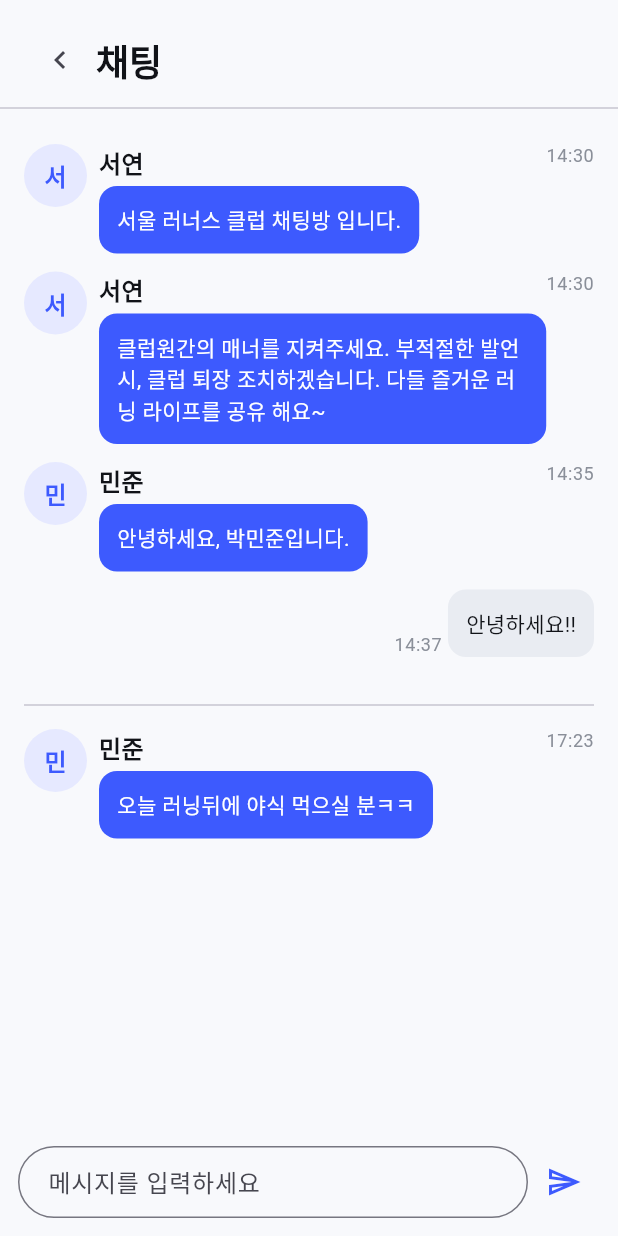
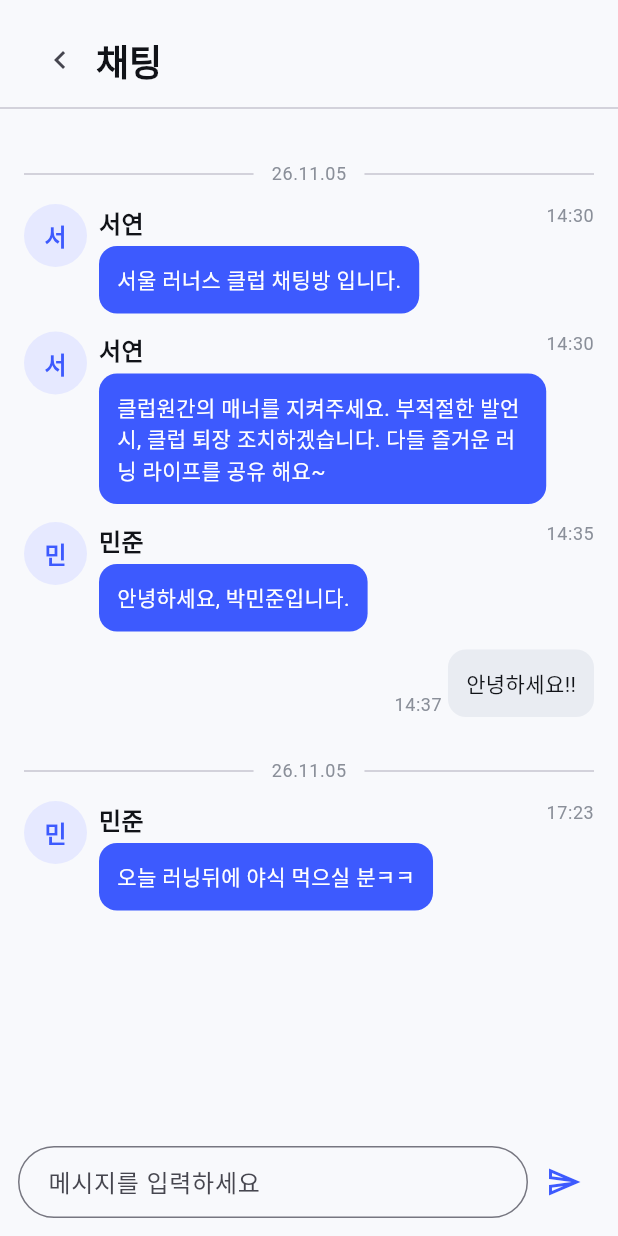
Before and after one commit to leezil/runline, a Flutter app: the ClubChatScreen screen opened directly, on a phone screen of 412 x 824 dp. Run offline on Flutter 3.47's test engine with Material 3 defaults, Android fonts, the phone set to English and light mode, and no system bars; our stand-ins replace flutter_secure_storage, geolocator, image_picker, sembast, sembast_web and 1 more; missing offline and left inert: dart:ffi, dart:js_interop, kakao_flutter_sdk_user, kakao_map_sdk; accounts and stored records are empty.

Commit message:
클럽 러닝 카드 및 채팅 - UI 시안과 동일하게 수정

```diff
--- a/runline/lib/features/club/club_detail_screens.dart
+++ b/runline/lib/features/club/club_detail_screens.dart
@@ -53,10 +53,11 @@ class _ClubChatScreenState extends State<ClubChatScreen> {
   @override Widget build(BuildContext context) => Scaffold(body: SafeArea(child: Column(children: [
     const Padding(padding: EdgeInsets.fromLTRB(AppSpacing.md, AppSpacing.md, AppSpacing.md, 0), child: _ClubHeader(title: '채팅')),
     const Divider(), Expanded(child: ListView(padding: const EdgeInsets.all(AppSpacing.md), children: [
+      const _ChatDateDivider(date: '26.11.05'),
       const _OtherMessage(name: '서연', text: '서울 러너스 클럽 채팅방 입니다.', time: '14:30'),
       const _OtherMessage(name: '서연', text: '클럽원간의 매너를 지켜주세요. 부적절한 발언 시, 클럽 퇴장 조치하겠습니다. 다들 즐거운 러닝 라이프를 공유 해요~', time: '14:30'),
       const _OtherMessage(name: '민준', text: '안녕하세요, 박민준입니다.', time: '14:35'), const _MyMessage(text: '안녕하세요!!', time: '14:37'),
-      const Divider(height: AppSpacing.xl), const _OtherMessage(name: '민준', text: '오늘 러닝뒤에 야식 먹으실 분ㅋㅋ', time: '17:23'), ..._sent.map((text) => _MyMessage(text: text, time: '방금')),
+      const _ChatDateDivider(date: '26.11.05'), const _OtherMessage(name: '민준', text: '오늘 러닝뒤에 야식 먹으실 분ㅋㅋ', time: '17:23'), ..._sent.map((text) => _MyMessage(text: text, time: '방금')),
     ])), Padding(padding: const EdgeInsets.all(AppSpacing.sm), child: Row(children: [Expanded(child: TextField(controller: _controller, onSubmitted: (_) => _send(), decoration: InputDecoration(hintText: '메시지를 입력하세요', contentPadding: const EdgeInsets.symmetric(horizontal: AppSpacing.md), border: OutlineInputBorder(borderRadius: BorderRadius.circular(24))))), IconButton(onPressed: _send, icon: const Icon(Icons.send_outlined), color: AppColors.primary, tooltip: '전송')]))
   ])));
 }
@@ -64,6 +65,31 @@ class _ClubChatScreenState extends State<ClubChatScreen> {
 class _ClubScaffold extends StatelessWidget { const _ClubScaffold({required this.title, required this.child, this.trailing = const []}); final String title; final Widget child; final List<IconData> trailing; @override Widget build(BuildContext context) => Scaffold(body: SafeArea(child: Column(children: [Padding(padding: const EdgeInsets.fromLTRB(AppSpacing.md, AppSpacing.md, AppSpacing.md, 0), child: _ClubHeader(title: title, trailing: trailing)), Expanded(child: child)]))); }
 class _ClubHeader extends StatelessWidget { const _ClubHeader({required this.title, this.trailing = const []}); final String title; final List<IconData> trailing; @override Widget build(BuildContext context) => Row(children: [IconButton(onPressed: () => Navigator.of(context).pop(), icon: const Icon(Icons.chevron_left), tooltip: '뒤로'), Text(title, style: Theme.of(context).textTheme.headlineMedium), const Spacer(), ...trailing.map((icon) => IconButton(onPressed: () {}, icon: Icon(icon)))]); }
 class _Avatar extends StatelessWidget { const _Avatar({required this.name, this.muted = false}); final String name; final bool muted; @override Widget build(BuildContext context) => CircleAvatar(radius: 21, backgroundColor: muted ? const Color(0xFFD8D8D8) : const Color(0xFFE6E9FF), child: muted ? null : Text(name.substring(0, 1), style: const TextStyle(fontWeight: FontWeight.w700, color: AppColors.primary))); }
+class _ChatDateDivider extends StatelessWidget {
+  const _ChatDateDivider({required this.date});
+
+  final String date;
+
+  @override
+  Widget build(BuildContext context) => Padding(
+    padding: const EdgeInsets.symmetric(vertical: AppSpacing.sm),
+    child: Row(
+      children: [
+        const Expanded(child: Divider(height: 1)),
+        Padding(
+          padding: const EdgeInsets.symmetric(horizontal: AppSpacing.sm),
+          child: Text(
+            date,
+            style: Theme.of(context).textTheme.bodySmall?.copyWith(
+              color: AppColors.subText,
+            ),
+          ),
+        ),
+        const Expanded(child: Divider(height: 1)),
+      ],
+    ),
+  );
+}
 class _NoticeCard extends StatelessWidget { const _NoticeCard({required this.name, required this.date, required this.message, this.poll = false}); final String name, date, message; final bool poll; @override Widget build(BuildContext context) => AppCard(child: Column(crossAxisAlignment: CrossAxisAlignment.start, children: [Row(children: [_Avatar(name: name), const SizedBox(width: AppSpacing.xs), Text(name, style: Theme.of(context).textTheme.titleMedium), const Spacer(), Text(date, style: Theme.of(context).textTheme.bodySmall)]), const SizedBox(height: AppSpacing.md), Text(message), if (poll) ...[const SizedBox(height: AppSpacing.md), AppButton(label: '참석', onPressed: () {}), const SizedBox(height: AppSpacing.xs), AppButton(label: '불참', onPressed: () {})]])); }
 class _MemberRow extends StatelessWidget { const _MemberRow({required this.name, required this.host, required this.muted}); final String name; final bool host, muted; @override Widget build(BuildContext context) => Padding(padding: const EdgeInsets.symmetric(vertical: AppSpacing.sm), child: Row(children: [_Avatar(name: name, muted: muted), const SizedBox(width: AppSpacing.md), Text(name, style: Theme.of(context).textTheme.titleMedium), if (host) const Padding(padding: EdgeInsets.only(left: 4), child: Icon(Icons.flag_outlined, size: 16, color: AppColors.primary))])); }
 class ClubRunCard extends StatelessWidget {
@@ -114,20 +140,32 @@ class ClubRunCard extends StatelessWidget {
             children: [
               Text(title, style: Theme.of(context).textTheme.titleMedium),
               const SizedBox(height: AppSpacing.xs),
-              const Text(
+              Row(
+                children: [
+                  const Expanded(
+                    child: Column(
+                      crossAxisAlignment: CrossAxisAlignment.start,
+                      children: [
+                        Text(
                           '2026. 10. 01. (목) 19:00',
                           style: TextStyle(color: AppColors.subText),
                         ),
-              const SizedBox(height: 4),
-              const Text(
+                        SizedBox(height: 4),
+                        Text(
                           '서울숲 공원 정문 · 12 / 20명',
                           style: TextStyle(color: AppColors.subText),
                         ),
-              const SizedBox(height: AppSpacing.sm),
+                      ],
+                    ),
+                  ),
+                  const SizedBox(width: AppSpacing.xs),
                   AppButton(
                     label: '참여하기',
                     onPressed: () {},
                     variant: AppButtonVariant.outlined,
+                    expand: false,
+                  ),
+                ],
               ),
             ],
           ),
```
Lines whose indentation alone changed are shown as unchanged.
